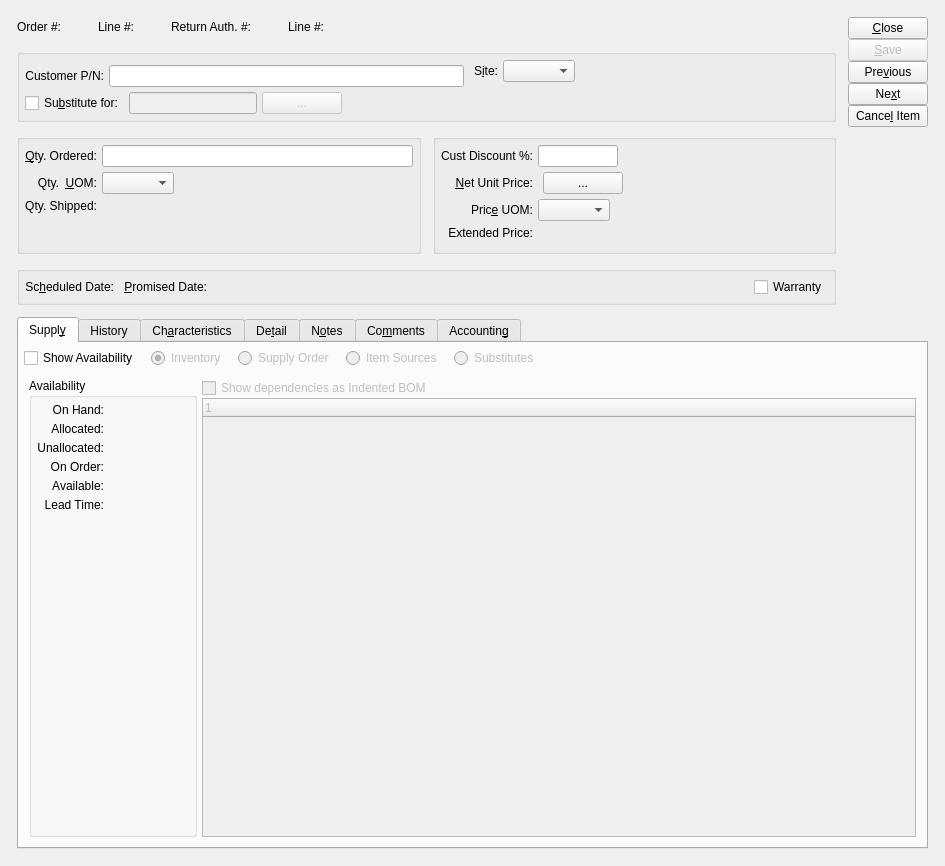
This is guiclient/salesOrderItem.ui in Pegasus-RPG/xtuple-client as Qt 5 draws it before an edit. The edited form follows.
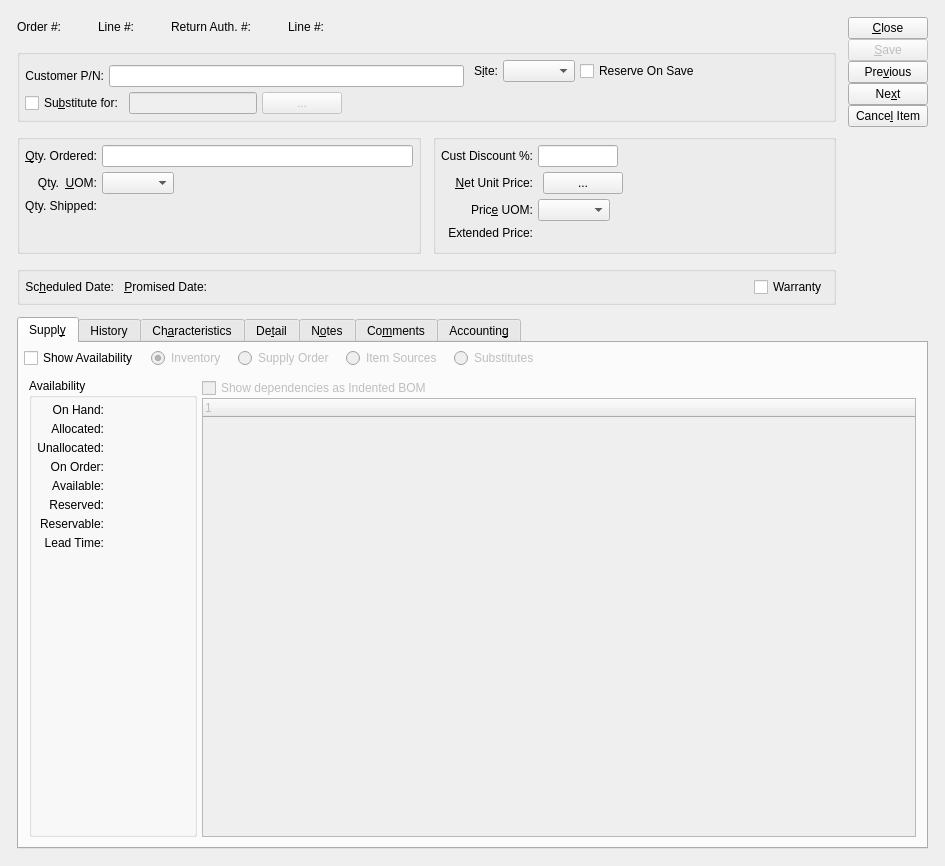
This is the edited form. Custom widgets are drawn as their Qt base class.

```diff
--- a/guiclient/salesOrderItem.ui
+++ b/guiclient/salesOrderItem.ui
@@ -378,6 +378,13 @@
               </property>
              </spacer>
             </item>
+            <item row="0" column="2">
+             <widget class="XCheckBox" name="_reserveOnSave">
+              <property name="text">
+               <string>Reserve On Save</string>
+              </property>
+             </widget>
+            </item>
            </layout>
           </item>
           <item row="1" column="1">
@@ -910,6 +917,16 @@
                    <layout class="QVBoxLayout">
                     <item>
                      <layout class="QGridLayout">
+                      <item row="5" column="0">
+                       <widget class="QLabel" name="_reservedLit">
+                        <property name="text">
+                         <string>Reserved:</string>
+                        </property>
+                        <property name="alignment">
+                         <set>Qt::AlignRight|Qt::AlignTrailing|Qt::AlignVCenter</set>
+                        </property>
+                       </widget>
+                      </item>
                       <item row="0" column="0">
                        <widget class="QLabel" name="_onHandLit">
                         <property name="text">
@@ -1025,7 +1042,7 @@
                         </property>
                        </widget>
                       </item>
-                      <item row="5" column="0">
+                      <item row="7" column="0">
                        <widget class="QLabel" name="_leadtimeLit">
                         <property name="text">
                          <string>Lead Time:</string>
@@ -1035,7 +1052,7 @@
                         </property>
                        </widget>
                       </item>
-                      <item row="5" column="1">
+                      <item row="7" column="1">
                        <widget class="QLabel" name="_leadtime">
                         <property name="minimumSize">
                          <size>
@@ -1048,6 +1065,30 @@
                         </property>
                        </widget>
                       </item>
+                      <item row="6" column="0">
+                       <widget class="QLabel" name="_reservableLit">
+                        <property name="text">
+                         <string>Reservable:</string>
+                        </property>
+                        <property name="alignment">
+                         <set>Qt::AlignRight|Qt::AlignTrailing|Qt::AlignVCenter</set>
+                        </property>
+                       </widget>
+                      </item>
+                      <item row="5" column="1">
+                       <widget class="XLabel" name="_reserved">
+                        <property name="alignment">
+                         <set>Qt::AlignRight|Qt::AlignTrailing|Qt::AlignVCenter</set>
+                        </property>
+                       </widget>
+                      </item>
+                      <item row="6" column="1">
+                       <widget class="XLabel" name="_reservable">
+                        <property name="alignment">
+                         <set>Qt::AlignRight|Qt::AlignTrailing|Qt::AlignVCenter</set>
+                        </property>
+                       </widget>
+                      </item>
                      </layout>
                     </item>
                     <item>
```
